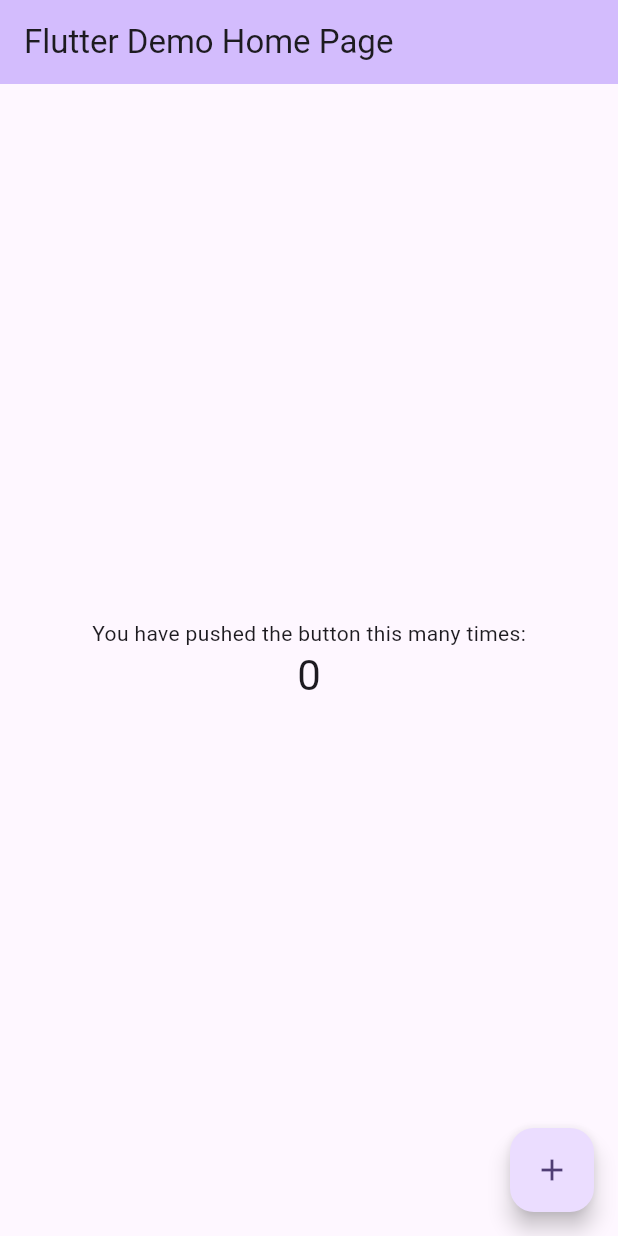
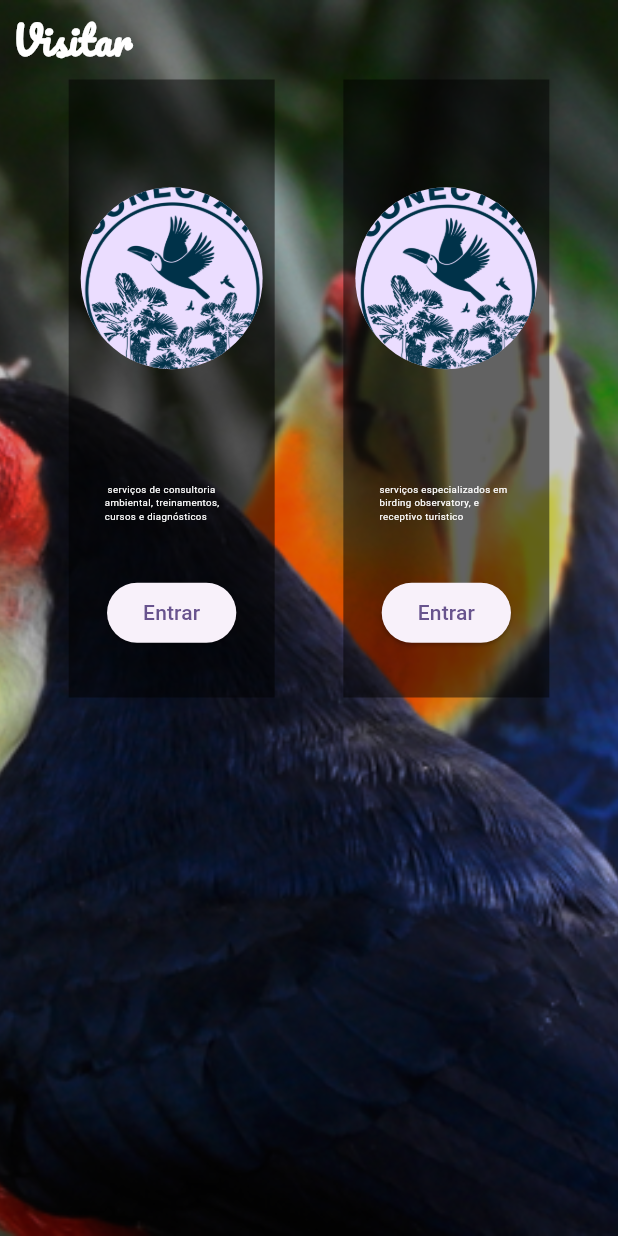
Before and after one commit to VictorsAlves/conectar_ambiental, a Flutter app: the screen it shows after launch, on a phone screen of 412 x 824 dp. Run offline on Flutter 3.47's test engine with Material 2 defaults, Android fonts, the phone set to English and light mode, and no system bars; our stand-ins replace carousel_slider.

Commit message:
create new screens

```diff
--- /dev/null
+++ b/lib/constantes.dart
@@ -0,0 +1 @@
+const descricaoPaginaPrincipa = 'A Conectar Ambiental nasceu através da parceria de profissionais dedicados com o objetivo de trabalhar em prol do meio ambiente e soluções eficazes. A equipe conta com a ampla experiência prática em meio a florestas e áreas urbanas lindeiras com diferentes necessidades e peculiaridades relativas a flora e fauna nativas.SAIBA MAIS';
--- /dev/null
+++ b/lib/landing_page.dart
@@ -0,0 +1,136 @@
+import 'dart:async';
+
+import 'package:flutter/material.dart';
+
+class LandingPage extends StatefulWidget {
+  const LandingPage({super.key});
+
+  @override
+  State<LandingPage> createState() => _LandingPageState();
+}
+
+class _LandingPageState extends State<LandingPage> {
+  bool _showTitle = false;
+  double alturaCard = 0;
+  double larguraCard = 0;
+  double tamanhoFonte = 0;
+  double tamanhoFonteLogo = 0;
+  double _opacity = 0;
+
+  @override
+  void initState() {
+    super.initState();
+    // Define um temporizador para mostrar o título após 3 segundos
+    Timer(Duration(seconds: 1), () {
+      setState(() {
+        _showTitle = true;
+        _opacity = 1.0;
+      });
+    });
+  }
+
+  @override
+  Widget build(BuildContext context) {
+    alturaCard = MediaQuery.of(context).size.height / 2;
+    larguraCard = MediaQuery.of(context).size.width / 3;
+    double _opacity = 0.0; // Inicializa a opacidade como 0
+    tamanhoFonte = MediaQuery.of(context).size.width / 16;
+    tamanhoFonteLogo = MediaQuery.of(context).size.width / 64;
+
+    return Scaffold(
+      body: Container(
+          decoration: const BoxDecoration(
+            image: DecorationImage(
+              image: AssetImage('assets/tucano.png'),
+              fit: BoxFit.cover,
+            ),
+          ),
+          child: Center(
+            child: ListView(
+              children: [
+                Row(
+                  mainAxisAlignment: MainAxisAlignment.start,
+                  children: [
+                    Padding(
+                      padding: const EdgeInsets.all(8.0),
+                      child: Text(
+                        'Visitar',
+                        style: TextStyle(
+                          color: Colors.white,
+                          fontSize: tamanhoFonte,
+                          fontFamily: 'Pacifico',
+                          fontWeight: FontWeight.bold,
+                        ),
+                        textAlign: TextAlign.center,
+                      ),
+                    ),
+                  ],
+                ),
+                Row(
+                  mainAxisAlignment: MainAxisAlignment.spaceEvenly,
+                  children: [
+                    logo(
+                        path:
+                            'assets/LOGO_TRILHA_FUNDO TRANSPARENTE_COM TUCANO.png',
+                        title:
+                            ' serviços de consultoria ambiental, treinamentos, cursos e diagnósticos'),
+                    logo(
+                        path:
+                            'assets/LOGO_AMBIENTAL_FUNDO TRABSPARENTE_OP1.png',
+                        title:
+                            'serviços especializados em birding observatory, e receptivo turistico')
+                  ],
+                ),
+              ],
+            ),
+          )),
+    );
+  }
+
+  Widget logo({required String title, required String path}) {
+    return Container(
+      width: larguraCard,
+      height: alturaCard,
+      color: Colors.black45.withOpacity(0.5),
+      // Define a cor de fundo com opacidade de 50%
+      child: Padding(
+        padding: const EdgeInsets.all(8.0),
+        child: Column(
+          mainAxisAlignment: MainAxisAlignment.center,
+          crossAxisAlignment: CrossAxisAlignment.center,
+          children: <Widget>[
+            // Imagem redonda do logo
+            CircleAvatar(
+              radius: 100,
+              backgroundImage: AssetImage(path),
+            ),
+            SizedBox(height: 20),
+            // Título descritivo
+
+            Center(
+              child: AnimatedOpacity(
+                opacity: _opacity,
+                duration: const Duration(seconds: 1),
+                child: Padding(padding: const EdgeInsets.only(top:16,left: 16,right: 16,bottom: 16),child: Text(
+                  title,
+                  style:
+                  TextStyle(fontSize: tamanhoFonteLogo, color: Colors.white),
+                ),)
+              ),
+            ),
+            // Mostra o título após alguns segundos
+            const SizedBox(height: 20),
+            // Botão para entrar na tela
+            ElevatedButton(
+              onPressed: () {
+                // Adicione a navegação para a próxima tela aqui
+                Navigator.popAndPushNamed(context, '/conectar-ambiental');
+              },
+              child: Text('Entrar'),
+            ),
+          ],
+        ),
+      ),
+    );
+  }
+}
--- a/lib/main.dart
+++ b/lib/main.dart
@@ -1,3 +1,5 @@
+import 'package:conectar_ambiental/conectar_ambiental_page.dart';
+import 'package:conectar_ambiental/landing_page.dart';
 import 'package:flutter/material.dart';
 
 void main() {
@@ -7,46 +9,24 @@
 class MyApp extends StatelessWidget {
   const MyApp({super.key});
 
-  // This widget is the root of your application.
   @override
   Widget build(BuildContext context) {
     return MaterialApp(
       title: 'Flutter Demo',
       theme: ThemeData(
-        // This is the theme of your application.
-        //
-        // TRY THIS: Try running your application with "flutter run". You'll see
-        // the application has a purple toolbar. Then, without quitting the app,
-        // try changing the seedColor in the colorScheme below to Colors.green
-        // and then invoke "hot reload" (save your changes or press the "hot
-        // reload" button in a Flutter-supported IDE, or press "r" if you used
-        // the command line to start the app).
-        //
-        // Notice that the counter didn't reset back to zero; the application
-        // state is not lost during the reload. To reset the state, use hot
-        // restart instead.
-        //
-        // This works for code too, not just values: Most code changes can be
-        // tested with just a hot reload.
         colorScheme: ColorScheme.fromSeed(seedColor: Colors.deepPurple),
         useMaterial3: true,
       ),
-      home: const MyHomePage(title: 'Flutter Demo Home Page'),
+      routes: {
+        '/' : (context) => LandingPage(),
+        '/conectar-ambiental' : (context)=> ConectarAmbientalPage(),
+      },
     );
   }
 }
 
 class MyHomePage extends StatefulWidget {
   const MyHomePage({super.key, required this.title});
-
-  // This widget is the home page of your application. It is stateful, meaning
-  // that it has a State object (defined below) that contains fields that affect
-  // how it looks.
-
-  // This class is the configuration for the state. It holds the values (in this
-  // case the title) provided by the parent (in this case the App widget) and
-  // used by the build method of the State. Fields in a Widget subclass are
-  // always marked "final".
 
   final String title;
 
@@ -59,50 +39,19 @@
 
   void _incrementCounter() {
     setState(() {
-      // This call to setState tells the Flutter framework that something has
-      // changed in this State, which causes it to rerun the build method below
-      // so that the display can reflect the updated values. If we changed
-      // _counter without calling setState(), then the build method would not be
-      // called again, and so nothing would appear to happen.
       _counter++;
     });
   }
 
   @override
   Widget build(BuildContext context) {
-    // This method is rerun every time setState is called, for instance as done
-    // by the _incrementCounter method above.
-    //
-    // The Flutter framework has been optimized to make rerunning build methods
-    // fast, so that you can just rebuild anything that needs updating rather
-    // than having to individually change instances of widgets.
     return Scaffold(
       appBar: AppBar(
-        // TRY THIS: Try changing the color here to a specific color (to
-        // Colors.amber, perhaps?) and trigger a hot reload to see the AppBar
-        // change color while the other colors stay the same.
         backgroundColor: Theme.of(context).colorScheme.inversePrimary,
-        // Here we take the value from the MyHomePage object that was created by
-        // the App.build method, and use it to set our appbar title.
         title: Text(widget.title),
       ),
       body: Center(
-        // Center is a layout widget. It takes a single child and positions it
-        // in the middle of the parent.
         child: Column(
-          // Column is also a layout widget. It takes a list of children and
-          // arranges them vertically. By default, it sizes itself to fit its
-          // children horizontally, and tries to be as tall as its parent.
-          //
-          // Column has various properties to control how it sizes itself and
-          // how it positions its children. Here we use mainAxisAlignment to
-          // center the children vertically; the main axis here is the vertical
-          // axis because Columns are vertical (the cross axis would be
-          // horizontal).
-          //
-          // TRY THIS: Invoke "debug painting" (choose the "Toggle Debug Paint"
-          // action in the IDE, or press "p" in the console), to see the
-          // wireframe for each widget.
           mainAxisAlignment: MainAxisAlignment.center,
           children: <Widget>[
             const Text(
@@ -119,7 +68,7 @@
         onPressed: _incrementCounter,
         tooltip: 'Increment',
         child: const Icon(Icons.add),
-      ), // This trailing comma makes auto-formatting nicer for build methods.
+      ),
     );
   }
 }
```
Also changed, not shown: lib/conectar_ambiental_page.dart (added, +165 -0 lines), pubspec.yaml (+13 -64 lines), assets/LOGO_AMBIENTAL_FUNDO TRABSPARENTE_OP1.png (added), assets/LOGO_TRILHA_FUNDO TRANSPARENTE_COM TUCANO.png (added), assets/esquilo.png (added), assets/fonts/Pacifico-Regular.ttf (added), assets/pica-pau.png (added), assets/tucano.png (added), pubspec.lock.
